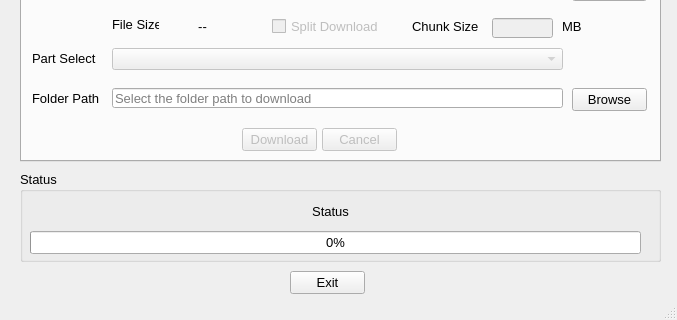
Qt form ui_files/sample_ubuntu.ui (AskarKani/split_downloader) before a commit; both pictures show x 0 to 677 and y 149 to 469 of the 677 by 469 pixel window.
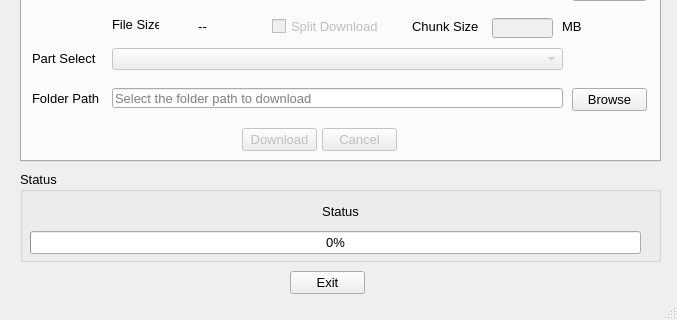
The same form after that commit. Icons and pictures are not drawn.

Commit message: increased status download status

```diff
--- a/ui_files/sample_ubuntu.ui
+++ b/ui_files/sample_ubuntu.ui
@@ -66,9 +66,9 @@
     <widget class="QLabel" name="label_download_status">
      <property name="geometry">
       <rect>
-       <x>70</x>
+       <x>10</x>
        <y>30</y>
-       <width>481</width>
+       <width>621</width>
        <height>20</height>
       </rect>
      </property>
```
Left out of the diff: 2 changed lines with no effect on the pictures. The commit also changes 2 other files.
